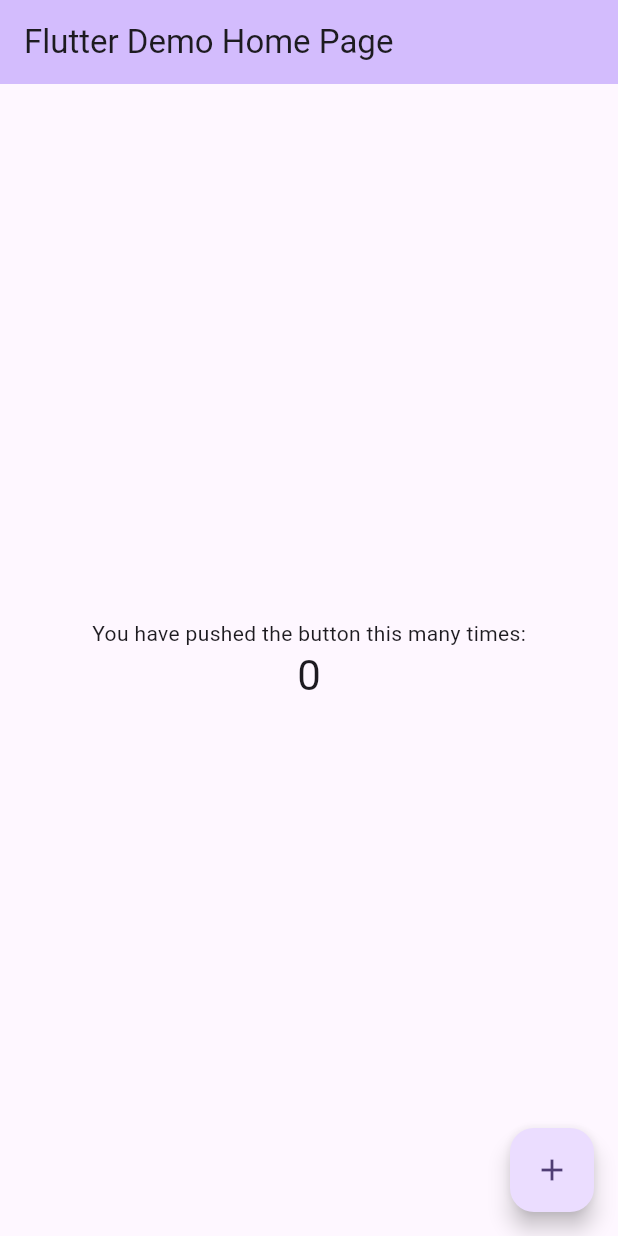
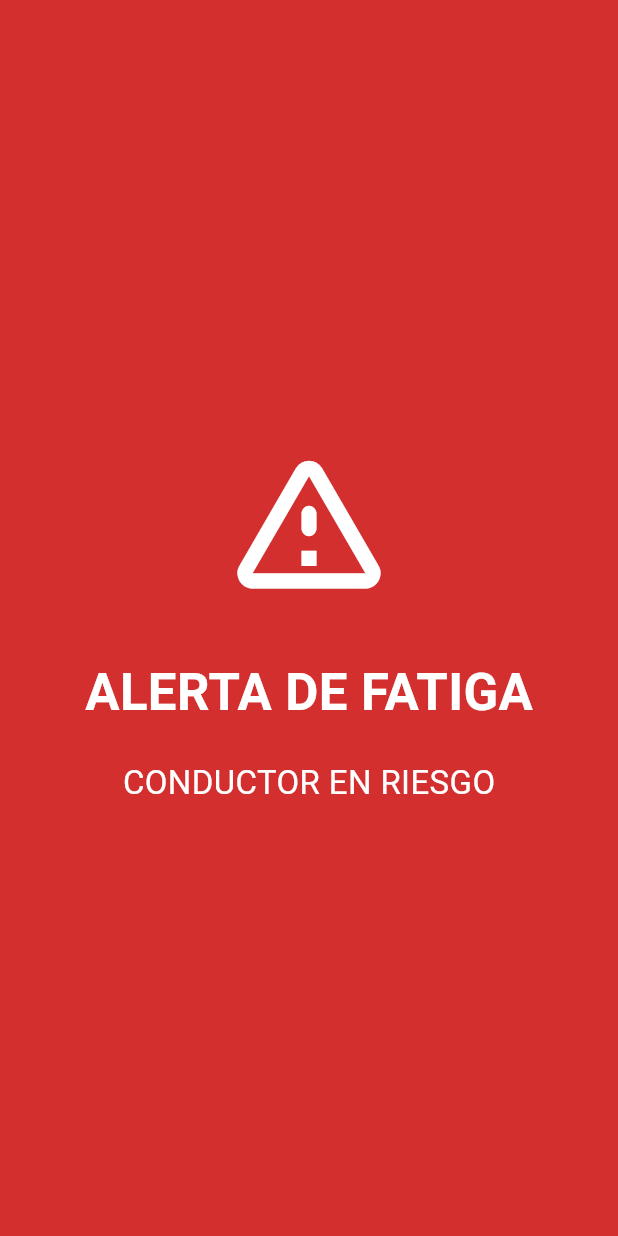
Before and after one commit to juanmatiaslll/safedriver-ecosystem-2026, a Flutter app: the screen it shows after launch, on a phone screen of 412 x 824 dp. Run offline on Flutter 3.47's test engine with Material 3 defaults, Android fonts, the phone set to English and light mode, and no system bars.

Commit message:
feat: add fatigue alert emergency screen UI

```diff
--- a/mobile/lib/main.dart
+++ b/mobile/lib/main.dart
@@ -1,122 +1,47 @@
 import 'package:flutter/material.dart';
 
 void main() {
-  runApp(const MyApp());
+  runApp(const SafeDriverApp());
 }
 
-class MyApp extends StatelessWidget {
-  const MyApp({super.key});
+class SafeDriverApp extends StatelessWidget {
+  const SafeDriverApp({super.key});
 
-  // This widget is the root of your application.
   @override
   Widget build(BuildContext context) {
-    return MaterialApp(
-      title: 'Flutter Demo',
-      theme: ThemeData(
-        // This is the theme of your application.
-        //
-        // TRY THIS: Try running your application with "flutter run". You'll see
-        // the application has a purple toolbar. Then, without quitting the app,
-        // try changing the seedColor in the colorScheme below to Colors.green
-        // and then invoke "hot reload" (save your changes or press the "hot
-        // reload" button in a Flutter-supported IDE, or press "r" if you used
-        // the command line to start the app).
-        //
-        // Notice that the counter didn't reset back to zero; the application
-        // state is not lost during the reload. To reset the state, use hot
-        // restart instead.
-        //
-        // This works for code too, not just values: Most code changes can be
-        // tested with just a hot reload.
-        colorScheme: .fromSeed(seedColor: Colors.deepPurple),
-      ),
-      home: const MyHomePage(title: 'Flutter Demo Home Page'),
-    );
+    return MaterialApp(debugShowCheckedModeBanner: false, home: AlertScreen());
   }
 }
 
-class MyHomePage extends StatefulWidget {
-  const MyHomePage({super.key, required this.title});
-
-  // This widget is the home page of your application. It is stateful, meaning
-  // that it has a State object (defined below) that contains fields that affect
-  // how it looks.
-
-  // This class is the configuration for the state. It holds the values (in this
-  // case the title) provided by the parent (in this case the App widget) and
-  // used by the build method of the State. Fields in a Widget subclass are
-  // always marked "final".
-
-  final String title;
-
-  @override
-  State<MyHomePage> createState() => _MyHomePageState();
-}
-
-class _MyHomePageState extends State<MyHomePage> {
-  int _counter = 0;
-
-  void _incrementCounter() {
-    setState(() {
-      // This call to setState tells the Flutter framework that something has
-      // changed in this State, which causes it to rerun the build method below
-      // so that the display can reflect the updated values. If we changed
-      // _counter without calling setState(), then the build method would not be
-      // called again, and so nothing would appear to happen.
-      _counter++;
-    });
-  }
+class AlertScreen extends StatelessWidget {
+  const AlertScreen({super.key});
 
   @override
   Widget build(BuildContext context) {
-    // This method is rerun every time setState is called, for instance as done
-    // by the _incrementCounter method above.
-    //
-    // The Flutter framework has been optimized to make rerunning build methods
-    // fast, so that you can just rebuild anything that needs updating rather
-    // than having to individually change instances of widgets.
     return Scaffold(
-      appBar: AppBar(
-        // TRY THIS: Try changing the color here to a specific color (to
-        // Colors.amber, perhaps?) and trigger a hot reload to see the AppBar
-        // change color while the other colors stay the same.
-        backgroundColor: Theme.of(context).colorScheme.inversePrimary,
-        // Here we take the value from the MyHomePage object that was created by
-        // the App.build method, and use it to set our appbar title.
-        title: Text(widget.title),
-      ),
+      backgroundColor: Colors.red[700],
       body: Center(
-        // Center is a layout widget. It takes a single child and positions it
-        // in the middle of the parent.
         child: Column(
-          // Column is also a layout widget. It takes a list of children and
-          // arranges them vertically. By default, it sizes itself to fit its
-          // children horizontally, and tries to be as tall as its parent.
-          //
-          // Column has various properties to control how it sizes itself and
-          // how it positions its children. Here we use mainAxisAlignment to
-          // center the children vertically; the main axis here is the vertical
-          // axis because Columns are vertical (the cross axis would be
-          // horizontal).
-          //
-          // TRY THIS: Invoke "debug painting" (choose the "Toggle Debug Paint"
-          // action in the IDE, or press "p" in the console), to see the
-          // wireframe for each widget.
-          mainAxisAlignment: .center,
-          children: [
-            const Text('You have pushed the button this many times:'),
+          mainAxisAlignment: MainAxisAlignment.center,
+          children: const [
+            Icon(Icons.warning_amber_rounded, color: Colors.white, size: 120),
+            SizedBox(height: 30),
             Text(
-              '$_counter',
-              style: Theme.of(context).textTheme.headlineMedium,
+              'ALERTA DE FATIGA',
+              style: TextStyle(
+                color: Colors.white,
+                fontSize: 34,
+                fontWeight: FontWeight.bold,
+              ),
+            ),
+            SizedBox(height: 20),
+            Text(
+              'CONDUCTOR EN RIESGO',
+              style: TextStyle(color: Colors.white, fontSize: 22),
             ),
           ],
         ),
       ),
-      floatingActionButton: FloatingActionButton(
-        onPressed: _incrementCounter,
-        tooltip: 'Increment',
-        child: const Icon(Icons.add),
-      ),
     );
   }
 }
```
